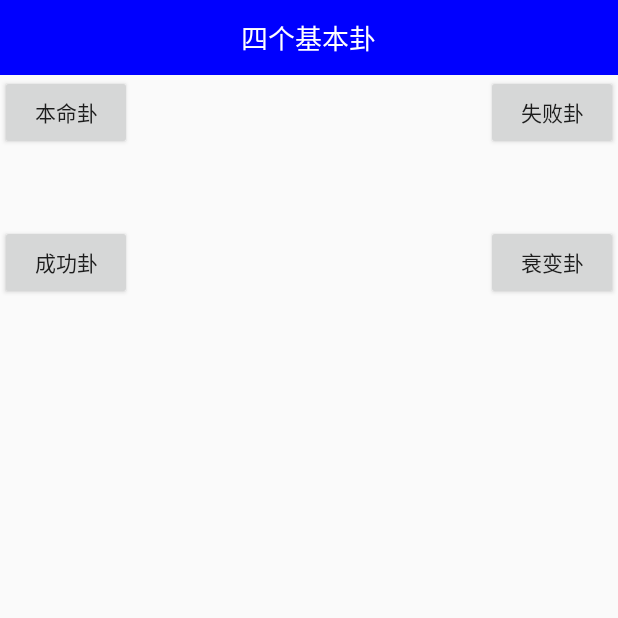
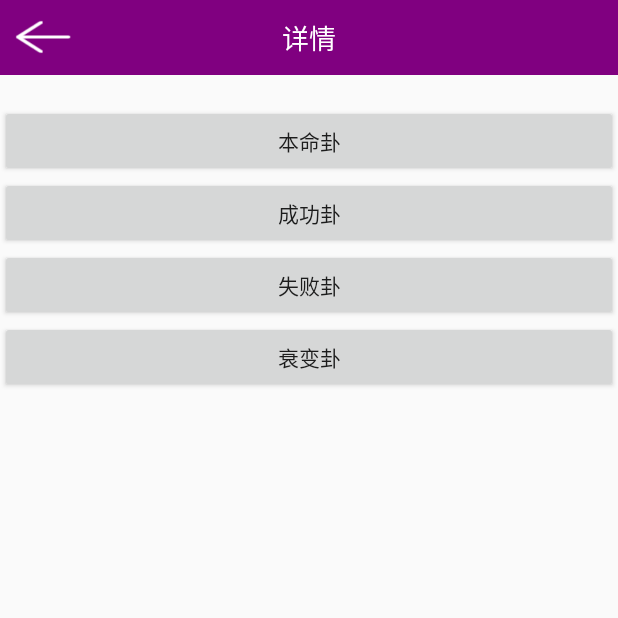
Before and after one commit to mengzhihoing/fuxi, an Android app: the DetailActivity screen opened directly, with no data from a screen before it, on a phone screen of 412 x 824 dp, the top half of it. Run offline under Robolectric (Android 15) with nearby library versions, the phone set to English and light mode, and no system bars.

Commit message:
youhua
youhua

```diff
--- a/MyApplication/app/src/main/AndroidManifest.xml
+++ b/MyApplication/app/src/main/AndroidManifest.xml
@@ -24,7 +24,8 @@
             android:value="@integer/google_play_services_version" />
 
         <activity android:name=".Home.DetailActivity" />
-        <activity android:name=".Home.ShowGuaActivity"></activity>
+        <activity android:name=".Home.ShowGuaActivity" />
+        <activity android:name=".Home.NaviBarActivity"></activity>
     </application>
 
 </manifest>
--- a/MyApplication/app/src/main/java/com/example/mengzhihong/myapplication/Home/DetailActivity.java
+++ b/MyApplication/app/src/main/java/com/example/mengzhihong/myapplication/Home/DetailActivity.java
@@ -5,10 +5,11 @@ import android.support.v7.app.AppCompatActivity;
 import android.os.Bundle;
 import android.util.Log;
 import android.view.View;
+import android.widget.Button;
 
 import com.example.mengzhihong.myapplication.R;
 
-public class DetailActivity extends AppCompatActivity {
+public class DetailActivity extends NaviBarActivity {
 
     private int kGuaNumber=0;
 
@@ -19,6 +20,8 @@ public class DetailActivity extends AppCompatActivity {
         getValue();
     }
 
+
+
     private void getValue(){
 
         Intent intent=getIntent();
@@ -26,20 +29,21 @@ public class DetailActivity extends AppCompatActivity {
         int guaNumber=intent.getIntExtra("guaNumber",0);
         kGuaNumber=guaNumber;
 
+    }
 
-//        BenMingDetail benming=new BenMingDetail();
-//
-//        String content=benming.getBenMingDetail(guaNumber);
-//
-//        Log.i("zhdi",content);
 
+    public void back(View v){
+        finish();
     }
 
 
     public void showGua(View v){
 
+        Button button=(Button) v;
+
         Intent intent = new Intent(DetailActivity.this, ShowGuaActivity.class);
         intent.putExtra("guaNumber",kGuaNumber);
+        intent.putExtra("type",button.getText());
         startActivity(intent);
 
     }
--- /dev/null
+++ b/MyApplication/app/src/main/java/com/example/mengzhihong/myapplication/Home/NaviBarActivity.java
@@ -0,0 +1,29 @@
+package com.example.mengzhihong.myapplication.Home;
+
+import android.content.BroadcastReceiver;
+import android.content.Intent;
+import android.content.IntentFilter;
+import android.support.v7.app.AppCompatActivity;
+import android.os.Bundle;
+import android.widget.TextView;
+
+import com.example.mengzhihong.myapplication.R;
+
+public class NaviBarActivity extends AppCompatActivity {
+
+    @Override
+    protected void onCreate(Bundle savedInstanceState) {
+        super.onCreate(savedInstanceState);
+        setContentView(R.layout.activity_navi_bar);
+        setNaviBarName("zhudi");
+    }
+
+
+
+    public void setNaviBarName(String name){
+
+        TextView textView=(TextView) findViewById(R.id.naviTitle);
+        textView.setText(name);
+
+    }
+}
--- a/MyApplication/app/src/main/res/layout/activity_detail.xml
+++ b/MyApplication/app/src/main/res/layout/activity_detail.xml
@@ -1,70 +1,152 @@
 <?xml version="1.0" encoding="utf-8"?>
-<RelativeLayout xmlns:android="http://schemas.android.com/apk/res/android"
+<LinearLayout xmlns:android="http://schemas.android.com/apk/res/android"
     xmlns:tools="http://schemas.android.com/tools"
     android:layout_width="match_parent"
     android:layout_height="match_parent"
     android:paddingBottom="@dimen/activity_vertical_margin"
-    tools:context="com.example.mengzhihong.myapplication.Home.DetailActivity">
+    tools:context="com.example.mengzhihong.myapplication.Home.DetailActivity"
+    android:orientation="vertical">
 
     <RelativeLayout
         android:id="@+id/aaa"
         android:layout_width="match_parent"
         android:layout_height="50dp"
-        android:background="@color/blue"
-        >
+        android:background="@color/purple">
+
+        <ImageButton
+            android:layout_width="40dp"
+            android:layout_height="25dp"
+            android:background="@drawable/back"
+            android:onClick="back"
+            android:layout_marginLeft="10dp"
+            android:layout_marginTop="12dp"
+       />
 
         <TextView
             android:layout_width="wrap_content"
             android:layout_height="wrap_content"
-            android:text="四个基本卦"
+            android:text="详情"
             android:textColor="@color/white"
             android:textSize="18sp"
             android:layout_centerInParent="true"/>
 
     </RelativeLayout>
 
+
     <Button
-        android:layout_width="wrap_content"
-        android:layout_height="50dp"
+        android:layout_width="match_parent"
+        android:layout_height="wrap_content"
         android:text="本命卦"
-        android:id="@+id/button3"
-        android:layout_below="@+id/aaa"
-        android:layout_alignParentLeft="true"
-        android:layout_alignParentStart="true"
+        android:layout_marginTop="20dp"
         android:onClick="showGua"
         />
 
     <Button
-        android:layout_width="wrap_content"
-        android:layout_height="50dp"
+        android:layout_width="match_parent"
+        android:layout_height="wrap_content"
         android:text="成功卦"
-        android:id="@+id/button4"
-        android:layout_alignTop="@+id/button6"
-        android:layout_alignParentLeft="true"
-        android:layout_alignParentStart="true"
         android:onClick="showGua"
         />
 
     <Button
-        android:layout_width="wrap_content"
-        android:layout_height="50dp"
+        android:layout_width="match_parent"
+        android:layout_height="wrap_content"
         android:text="失败卦"
-        android:id="@+id/button5"
-        android:layout_alignTop="@+id/button3"
-        android:layout_alignParentRight="true"
-        android:layout_alignParentEnd="true"
         android:onClick="showGua"
         />
 
     <Button
-        android:layout_width="wrap_content"
-        android:layout_height="50dp"
+        android:layout_width="match_parent"
+        android:layout_height="wrap_content"
         android:text="衰变卦"
-        android:id="@+id/button6"
-        android:layout_below="@+id/button5"
-        android:layout_alignParentRight="true"
-        android:layout_alignParentEnd="true"
-        android:layout_marginTop="50dp"
         android:onClick="showGua"
         />
-</RelativeLayout>
+
+
+
+
+
+    </LinearLayout>
+
+
+    <!--<RelativeLayout-->
+        <!--android:id="@+id/aaa"-->
+        <!--android:layout_width="match_parent"-->
+        <!--android:layout_height="50dp"-->
+        <!--android:background="@color/blue"-->
+        <!--&gt;-->
+
+        <!--<TextView-->
+            <!--android:layout_width="wrap_content"-->
+            <!--android:layout_height="wrap_content"-->
+            <!--android:text="四个基本卦"-->
+            <!--android:textColor="@color/white"-->
+            <!--android:textSize="18sp"-->
+            <!--android:layout_centerInParent="true"-->
+            <!--android:id="@+id/textView"/>-->
+
+        <!--<RelativeLayout-->
+            <!--android:layout_width="match_parent"-->
+            <!--android:layout_height="wrap_content">-->
+
+    <!--</RelativeLayout>-->
+
+    <!--<LinearLayout-->
+        <!--android:layout_width="match_parent"-->
+        <!--android:layout_height="wrap_content">-->
+
+    <!--<Button-->
+        <!--android:layout_width="wrap_content"-->
+        <!--android:layout_height="50dp"-->
+        <!--android:text="本命卦"-->
+        <!--android:id="@+id/button3"-->
+        <!--android:onClick="showGua"-->
+        <!--&lt;!&ndash;android:background="@drawable/button"&ndash;&gt;-->
+
+        <!--android:layout_alignParentBottom="true"-->
+        <!--android:layout_alignParentLeft="true"-->
+        <!--android:layout_alignParentStart="true"-->
+        <!--android:layout_marginBottom="146dp" />-->
+
+    <!--</RelativeLayout>-->
+
+    <!--<Button-->
+        <!--android:layout_width="wrap_content"-->
+        <!--android:layout_height="50dp"-->
+        <!--android:text="成功卦"-->
+        <!--android:id="@+id/button4"-->
+        <!--android:layout_alignTop="@+id/button6"-->
+        <!--android:layout_alignParentLeft="true"-->
+        <!--android:layout_alignParentStart="true"-->
+        <!--android:onClick="showGua"-->
+        <!--&lt;!&ndash;android:background="@drawable/button"&ndash;&gt;-->
+
+        <!--/>-->
+
+    <!--</LinearLayout>-->
+
+
+    <!--<Button-->
+        <!--android:layout_width="wrap_content"-->
+        <!--android:layout_height="50dp"-->
+        <!--android:text="失败卦"-->
+        <!--android:id="@+id/button5"-->
+        <!--android:onClick="showGua"-->
+        <!--&lt;!&ndash;android:background="@drawable/button"&ndash;&gt;-->
+        <!--android:layout_alignBaseline="@+id/button3"-->
+        <!--android:layout_alignBottom="@+id/button3"-->
+        <!--android:layout_alignParentLeft="true"-->
+        <!--android:layout_alignParentStart="true" />-->
+
+    <!--<Button-->
+        <!--android:layout_width="wrap_content"-->
+        <!--android:layout_height="50dp"-->
+        <!--android:text="衰变卦"-->
+        <!--android:id="@+id/button6"-->
+        <!--android:onClick="showGua"-->
+        <!--&lt;!&ndash;android:background="@drawable/button"&ndash;&gt;-->
+
+        <!--android:layout_above="@+id/button5"-->
+        <!--android:layout_alignParentLeft="true"-->
+        <!--android:layout_alignParentStart="true" />-->
+<!--</RelativeLayout>-->
--- a/MyApplication/app/src/main/res/layout/activity_main.xml
+++ b/MyApplication/app/src/main/res/layout/activity_main.xml
@@ -11,7 +11,7 @@
         android:id="@+id/aaa"
         android:layout_width="match_parent"
         android:layout_height="50dp"
-        android:background="@color/blue">
+        android:background="@color/purple">
 
         <TextView
             android:layout_width="wrap_content"
```
Also changed, not shown: MyApplication/app/src/main/java/com/example/mengzhihong/myapplication/Home/GuaName.java (+98 -21 lines), MyApplication/app/src/main/java/com/example/mengzhihong/myapplication/Home/MainActivity.java (+4 -4 lines), MyApplication/app/src/main/java/com/example/mengzhihong/myapplication/Home/ShowGuaActivity.java (+92 -3 lines), MyApplication/app/src/main/res/layout/activity_navi_bar.xml (added, +26 -0 lines), MyApplication/app/src/main/res/layout/activity_show_gua.xml (+27 -4 lines), MyApplication/app/src/main/res/drawable/back.png (added), MyApplication/app/src/main/res/drawable/button.png (added).
